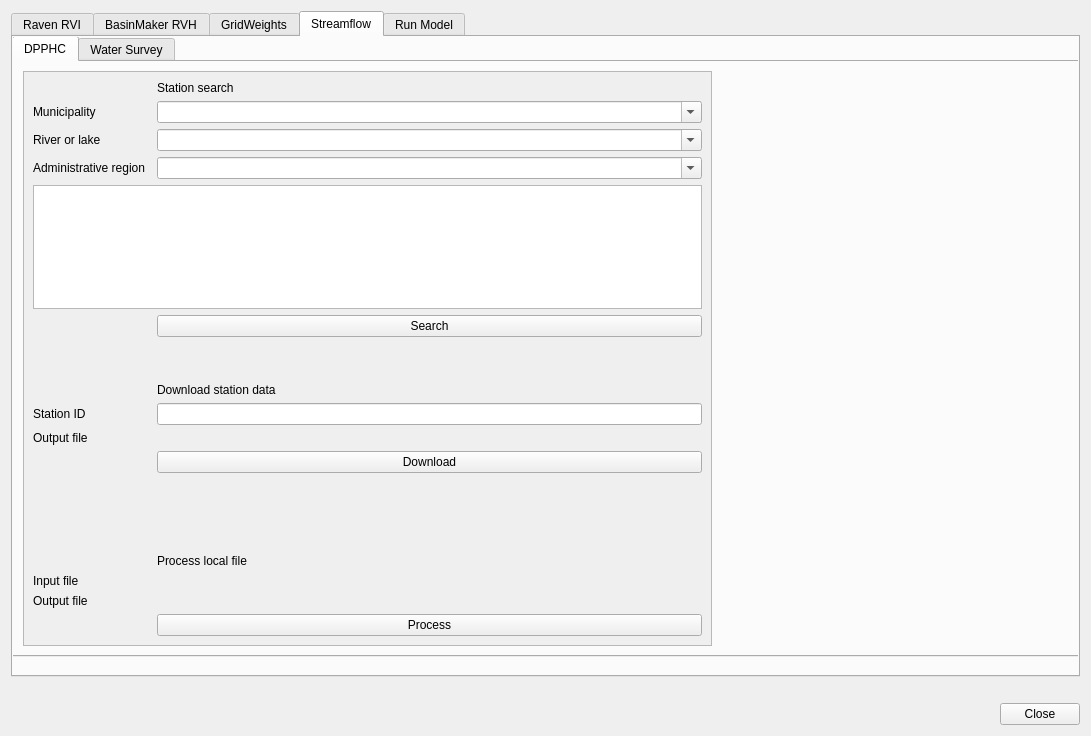
Scriptbash/QRaven, file qraven/qraven_dialog_base.ui: the form before one commit.
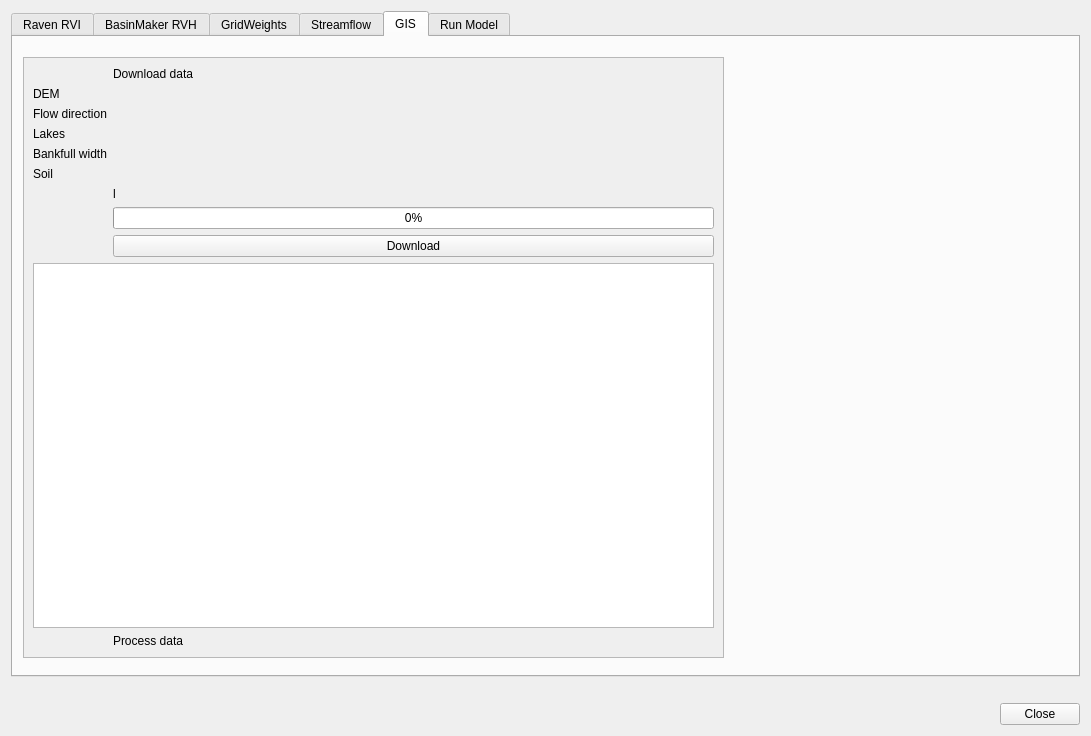
The form after the commit. The open tabs and pages were chosen to show the change. Custom widgets are drawn as their Qt base class.

Commit message: Start GIS data scapers

What changed in the file:
```diff
--- a/qraven/qraven_dialog_base.ui
+++ b/qraven/qraven_dialog_base.ui
@@ -26,7 +26,7 @@
       <enum>QTabWidget::Rounded</enum>
      </property>
      <property name="currentIndex">
-      <number>3</number>
+      <number>4</number>
      </property>
      <property name="documentMode">
       <bool>false</bool>
@@ -3828,7 +3828,7 @@
              <rect>
               <x>0</x>
               <y>0</y>
-              <width>653</width>
+              <width>313</width>
               <height>631</height>
              </rect>
             </property>
@@ -4335,6 +4335,163 @@
        </widget>
       </widget>
      </widget>
+     <widget class="QWidget" name="tab_14">
+      <attribute name="title">
+       <string>GIS</string>
+      </attribute>
+      <widget class="QScrollArea" name="scrollArea_6">
+       <property name="geometry">
+        <rect>
+         <x>10</x>
+         <y>20</y>
+         <width>701</width>
+         <height>601</height>
+        </rect>
+       </property>
+       <property name="widgetResizable">
+        <bool>true</bool>
+       </property>
+       <widget class="QWidget" name="scrollAreaWidgetContents_6">
+        <property name="geometry">
+         <rect>
+          <x>0</x>
+          <y>0</y>
+          <width>699</width>
+          <height>599</height>
+         </rect>
+        </property>
+        <layout class="QFormLayout" name="formLayout_2">
+         <item row="1" column="1">
+          <widget class="QLabel" name="label_106">
+           <property name="text">
+            <string>Download data</string>
+           </property>
+          </widget>
+         </item>
+         <item row="2" column="1">
+          <widget class="QgsFileWidget" name="file_fetchdem">
+           <property name="filter">
+            <string>*.zip</string>
+           </property>
+           <property name="storageMode">
+            <enum>QgsFileWidget::SaveFile</enum>
+           </property>
+          </widget>
+         </item>
+         <item row="2" column="0">
+          <widget class="QLabel" name="label_108">
+           <property name="text">
+            <string>DEM</string>
+           </property>
+          </widget>
+         </item>
+         <item row="3" column="1">
+          <widget class="QgsFileWidget" name="file_fetchflowdir">
+           <property name="filter">
+            <string>*.zip</string>
+           </property>
+           <property name="storageMode">
+            <enum>QgsFileWidget::SaveFile</enum>
+           </property>
+          </widget>
+         </item>
+         <item row="3" column="0">
+          <widget class="QLabel" name="label_111">
+           <property name="text">
+            <string>Flow direction</string>
+           </property>
+          </widget>
+         </item>
+         <item row="4" column="1">
+          <widget class="QgsFileWidget" name="file_fetchlakes">
+           <property name="filter">
+            <string>*.zip</string>
+           </property>
+           <property name="storageMode">
+            <enum>QgsFileWidget::SaveFile</enum>
+           </property>
+          </widget>
+         </item>
+         <item row="4" column="0">
+          <widget class="QLabel" name="label_114">
+           <property name="text">
+            <string>Lakes</string>
+           </property>
+          </widget>
+         </item>
+         <item row="5" column="1">
+          <widget class="QgsFileWidget" name="file_fetchbankfull">
+           <property name="filter">
+            <string>*.tgz</string>
+           </property>
+           <property name="storageMode">
+            <enum>QgsFileWidget::SaveFile</enum>
+           </property>
+          </widget>
+         </item>
+         <item row="5" column="0">
+          <widget class="QLabel" name="label_113">
+           <property name="text">
+            <string>Bankfull width</string>
+           </property>
+          </widget>
+         </item>
+         <item row="6" column="1">
+          <widget class="QgsFileWidget" name="file_fetchsoil">
+           <property name="filter">
+            <string>*.zip</string>
+           </property>
+           <property name="storageMode">
+            <enum>QgsFileWidget::SaveFile</enum>
+           </property>
+          </widget>
+         </item>
+         <item row="6" column="0">
+          <widget class="QLabel" name="label_110">
+           <property name="text">
+            <string>Soil</string>
+           </property>
+          </widget>
+         </item>
+         <item row="9" column="1">
+          <widget class="QPushButton" name="btn_downloadgisdata">
+           <property name="text">
+            <string>Download</string>
+           </property>
+          </widget>
+         </item>
+         <item row="13" column="1">
+          <widget class="QLabel" name="label_107">
+           <property name="text">
+            <string>Process data</string>
+           </property>
+          </widget>
+         </item>
+         <item row="12" column="0" colspan="2">
+          <widget class="QPlainTextEdit" name="txt_gisdatalogs">
+           <property name="readOnly">
+            <bool>true</bool>
+           </property>
+          </widget>
+         </item>
+         <item row="8" column="1">
+          <widget class="QProgressBar" name="progressBar">
+           <property name="value">
+            <number>0</number>
+           </property>
+          </widget>
+         </item>
+         <item row="7" column="1">
+          <widget class="QLabel" name="lbl_progressbar">
+           <property name="text">
+            <string>l</string>
+           </property>
+          </widget>
+         </item>
+        </layout>
+       </widget>
+      </widget>
+     </widget>
      <widget class="QWidget" name="tab_8">
       <attribute name="title">
        <string>Run Model</string>
```
Left out of the diff: 4 changed lines with no effect on the pictures. The commit also changes 2 other files.
